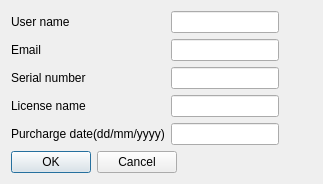
First picture: the form in unitrequestdialog.ui, repository rigexpert/AntScope2, before the edit.
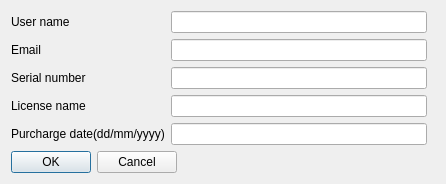
Second picture: the form after the edit.

Diff of the .ui file:
```diff
--- a/unitrequestdialog.ui
+++ b/unitrequestdialog.ui
@@ -6,7 +6,7 @@
    <rect>
     <x>0</x>
     <y>0</y>
-    <width>323</width>
+    <width>446</width>
     <height>184</height>
    </rect>
   </property>
@@ -34,7 +34,14 @@
       </widget>
      </item>
      <item row="1" column="1">
-      <widget class="QLineEdit" name="lineEditEmail"/>
+      <widget class="QLineEdit" name="lineEditEmail">
+       <property name="minimumSize">
+        <size>
+         <width>256</width>
+         <height>0</height>
+        </size>
+       </property>
+      </widget>
      </item>
      <item row="2" column="0">
       <widget class="QLabel" name="labelSerial">
@@ -44,7 +51,11 @@
       </widget>
      </item>
      <item row="2" column="1">
-      <widget class="QLineEdit" name="lineEditSerial"/>
+      <widget class="QLineEdit" name="lineEditSerial">
+       <property name="readOnly">
+        <bool>true</bool>
+       </property>
+      </widget>
      </item>
      <item row="3" column="0">
       <widget class="QLabel" name="labelLicense">
@@ -54,7 +65,11 @@
       </widget>
      </item>
      <item row="3" column="1">
-      <widget class="QLineEdit" name="lineEditLicense"/>
+      <widget class="QLineEdit" name="lineEditLicense">
+       <property name="readOnly">
+        <bool>true</bool>
+       </property>
+      </widget>
      </item>
      <item row="4" column="0">
       <widget class="QLabel" name="labelPurcharge">
```
